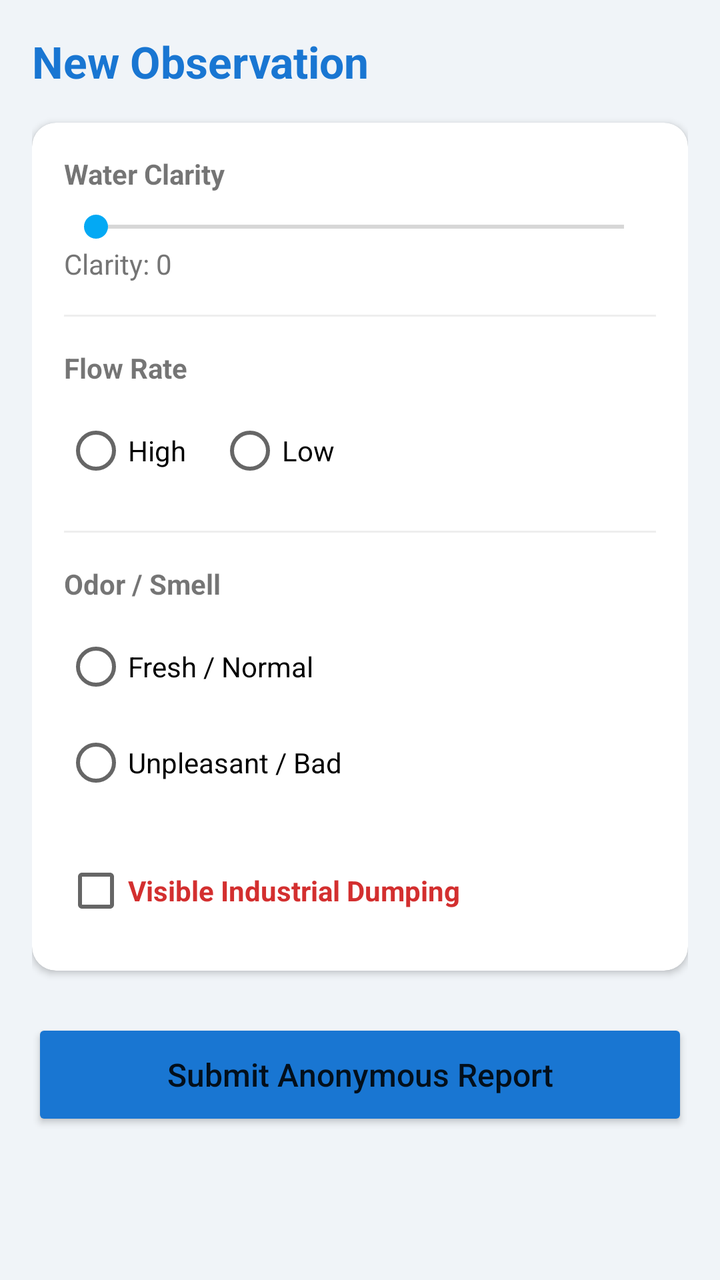
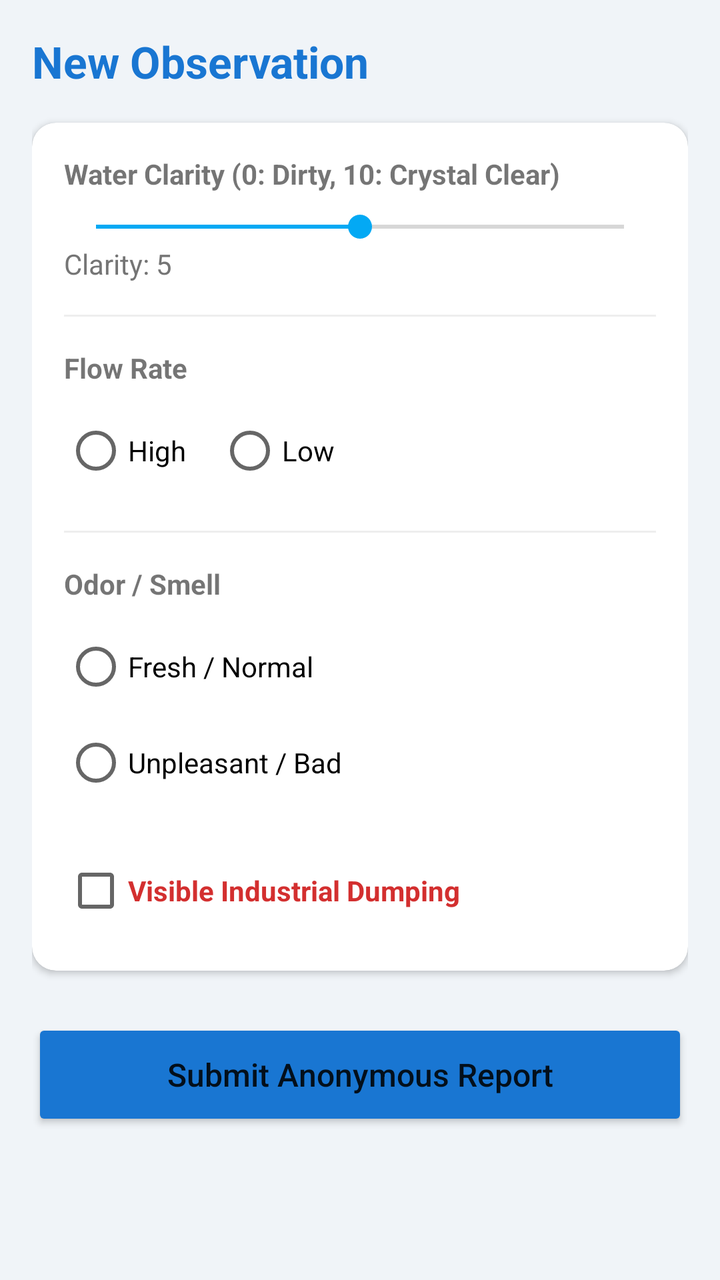

An Android layout rendered at two revisions. The XML below is the earlier revision; the diff shows what the commit changed to produce the second picture.
<!-- AndroidManifest.xml: application theme Theme.SahyadriSiri -->
<!-- res/layout/activity_report.xml -->
<?xml version="1.0" encoding="utf-8"?>
<ScrollView xmlns:android="http://schemas.android.com/apk/res/android"
    xmlns:app="http://schemas.android.com/apk/res-auto"
    android:layout_width="match_parent"
    android:layout_height="match_parent"
    android:background="#F0F4F8">

    <LinearLayout
        android:id="@+id/main"
        android:layout_width="match_parent"
        android:layout_height="wrap_content"
        android:orientation="vertical"
        android:padding="16dp">

        <TextView
            android:layout_width="wrap_content"
            android:layout_height="wrap_content"
            android:layout_marginBottom="16dp"
            android:text="New Observation"
            android:textColor="#1976D2"
            android:textSize="22sp"
            android:textStyle="bold" />

        <com.google.android.material.card.MaterialCardView
            android:layout_width="match_parent"
            android:layout_height="wrap_content"
            app:cardCornerRadius="12dp"
            app:cardElevation="2dp"
            app:strokeWidth="0dp">

            <LinearLayout
                android:layout_width="match_parent"
                android:layout_height="wrap_content"
                android:orientation="vertical"
                android:padding="16dp">

                <TextView
                    android:layout_width="wrap_content"
                    android:layout_height="wrap_content"
                    android:text="Water Clarity"
                    android:textStyle="bold" />

                <SeekBar
                    android:id="@+id/seekClarity"
                    android:layout_width="match_parent"
                    android:layout_height="wrap_content"
                    android:layout_marginTop="8dp"
                    android:max="5" />

                <TextView
                    android:id="@+id/txtClarityValue"
                    android:layout_width="wrap_content"
                    android:layout_height="wrap_content"
                    android:text="Clarity: 0"
                    android:textColor="#757575" />

                <View
                    android:layout_width="match_parent"
                    android:layout_height="1dp"
                    android:layout_marginVertical="16dp"
                    android:background="#EEEEEE" />

                <TextView
                    android:layout_width="wrap_content"
                    android:layout_height="wrap_content"
                    android:text="Flow Rate"
                    android:textStyle="bold" />

                <RadioGroup
                    android:id="@+id/radioFlow"
                    android:layout_width="wrap_content"
                    android:layout_height="wrap_content"
                    android:layout_marginTop="8dp"
                    android:orientation="horizontal">

                    <RadioButton
                        android:id="@+id/radioHigh"
                        android:layout_width="wrap_content"
                        android:layout_height="wrap_content"
                        android:layout_marginEnd="16dp"
                        android:text="High" />

                    <RadioButton
                        android:id="@+id/radioLow"
                        android:layout_width="wrap_content"
                        android:layout_height="wrap_content"
                        android:text="Low" />
                </RadioGroup>

                <View
                    android:layout_width="match_parent"
                    android:layout_height="1dp"
                    android:layout_marginVertical="16dp"
                    android:background="#EEEEEE" />

                <TextView
                    android:layout_width="wrap_content"
                    android:layout_height="wrap_content"
                    android:text="Odor / Smell"
                    android:textStyle="bold" />

                <RadioGroup
                    android:id="@+id/radioSmell"
                    android:layout_width="wrap_content"
                    android:layout_height="wrap_content"
                    android:layout_marginTop="8dp">

                    <RadioButton
                        android:id="@+id/radioNormal"
                        android:layout_width="wrap_content"
                        android:layout_height="wrap_content"
                        android:text="Fresh / Normal" />

                    <RadioButton
                        android:id="@+id/radioBad"
                        android:layout_width="wrap_content"
                        android:layout_height="wrap_content"
                        android:text="Unpleasant / Bad" />
                </RadioGroup>

                <CheckBox
                    android:id="@+id/checkPollution"
                    android:layout_width="wrap_content"
                    android:layout_height="wrap_content"
                    android:layout_marginTop="16dp"
                    android:text="Visible Industrial Dumping"
                    android:textColor="#D32F2F"
                    android:textStyle="bold" />
            </LinearLayout>

        </com.google.android.material.card.MaterialCardView>

        <Button
            android:id="@+id/btnSubmit"
            android:layout_width="match_parent"
            android:layout_height="56dp"
            android:layout_marginTop="24dp"
            android:backgroundTint="#1976D2"
            android:text="Submit Anonymous Report"
            android:textAllCaps="false"
            android:textSize="16sp"
            app:cornerRadius="12dp" />

    </LinearLayout>

</ScrollView>
<!-- resources referenced by this layout -->
<resources>
  <style name="Theme.SahyadriSiri" parent="Theme.MaterialComponents.Light.NoActionBar">
          
          <item name="colorPrimary">#1976D2</item>
          <item name="colorPrimaryVariant">#1565C0</item>
          <item name="colorOnPrimary">@android:color/white</item>
          
          <item name="colorSecondary">#03A9F4</item>
          <item name="colorSecondaryVariant">#039BE5</item>
          <item name="colorOnSecondary">@android:color/black</item>
          
          <item name="android:statusBarColor">#1565C0</item>
          
          <item name="android:windowBackground">#F0F4F8</item>
      </style>
</resources>

<!-- the commit's change to res/layout/activity_report.xml (unified diff, before → after) -->
@@ -37,7 +37,7 @@
                 <TextView
                     android:layout_width="wrap_content"
                     android:layout_height="wrap_content"
-                    android:text="Water Clarity"
+                    android:text="Water Clarity (0: Dirty, 10: Crystal Clear)"
                     android:textStyle="bold" />
 
                 <SeekBar
@@ -45,13 +45,14 @@
                     android:layout_width="match_parent"
                     android:layout_height="wrap_content"
                     android:layout_marginTop="8dp"
-                    android:max="5" />
+                    android:max="10"
+                    android:progress="5" />
 
                 <TextView
                     android:id="@+id/txtClarityValue"
                     android:layout_width="wrap_content"
                     android:layout_height="wrap_content"
-                    android:text="Clarity: 0"
+                    android:text="Clarity: 5"
                     android:textColor="#757575" />
 
                 <View
